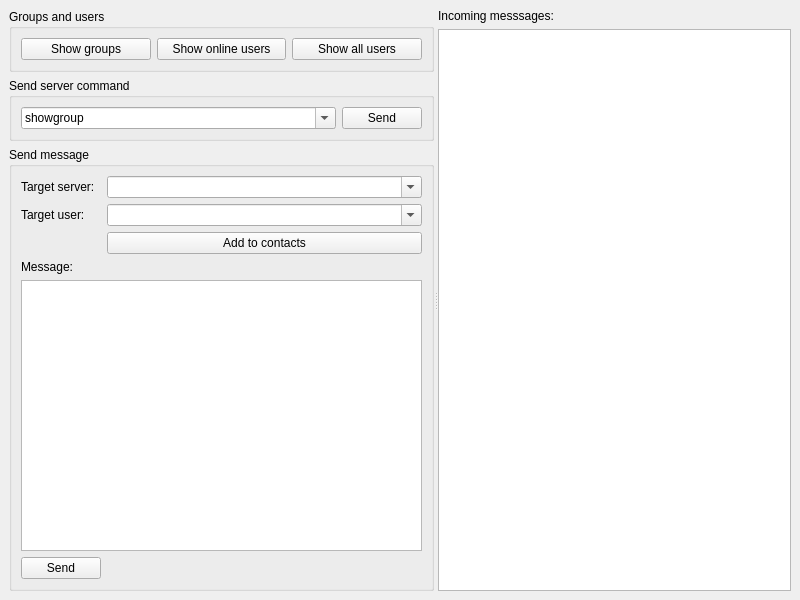
Old version of the form pysfm.ui in the repository marcschulze98/PySFM-Client.
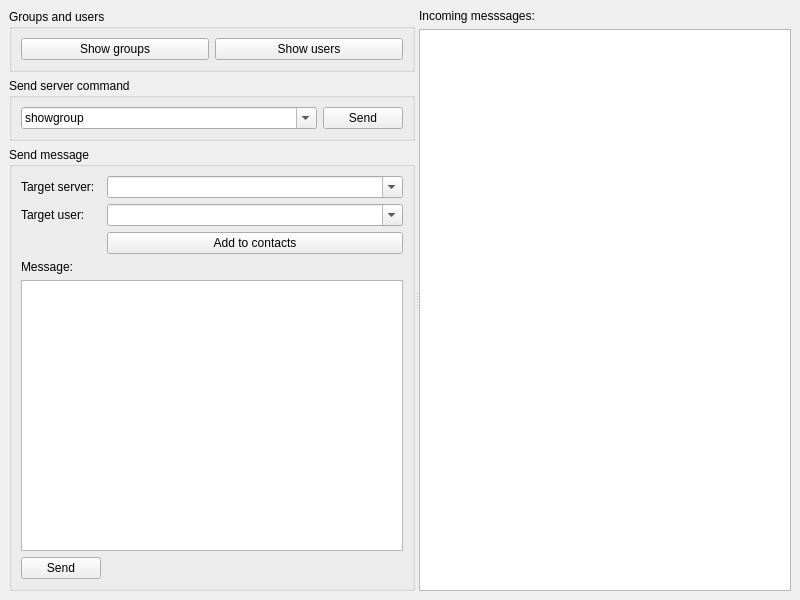
New version of the form.

Commit message: added: getting users, creating groups, adding members to group

What changed in the file:
```diff
--- a/pysfm.ui
+++ b/pysfm.ui
@@ -165,13 +165,6 @@
            <string>Groups and users</string>
           </property>
           <layout class="QGridLayout" name="gridLayout_5">
-           <item row="0" column="1">
-            <widget class="QPushButton" name="showonlineusersbtn">
-             <property name="text">
-              <string>Show online users</string>
-             </property>
-            </widget>
-           </item>
            <item row="0" column="0">
             <widget class="QPushButton" name="showgroupbtn">
              <property name="text">
@@ -179,10 +172,10 @@
              </property>
             </widget>
            </item>
-           <item row="0" column="2">
-            <widget class="QPushButton" name="showallusersbtn">
+           <item row="0" column="1">
+            <widget class="QPushButton" name="showusersbtn">
              <property name="text">
-              <string>Show all users</string>
+              <string>Show users</string>
              </property>
             </widget>
            </item>
```
The commit also changes 6 other files.
